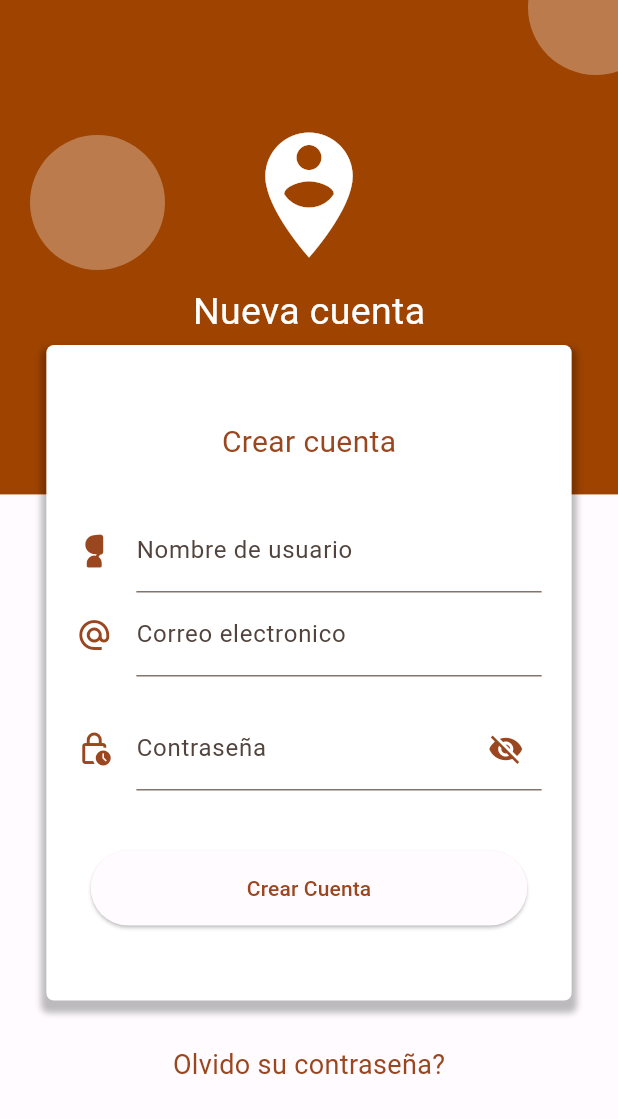
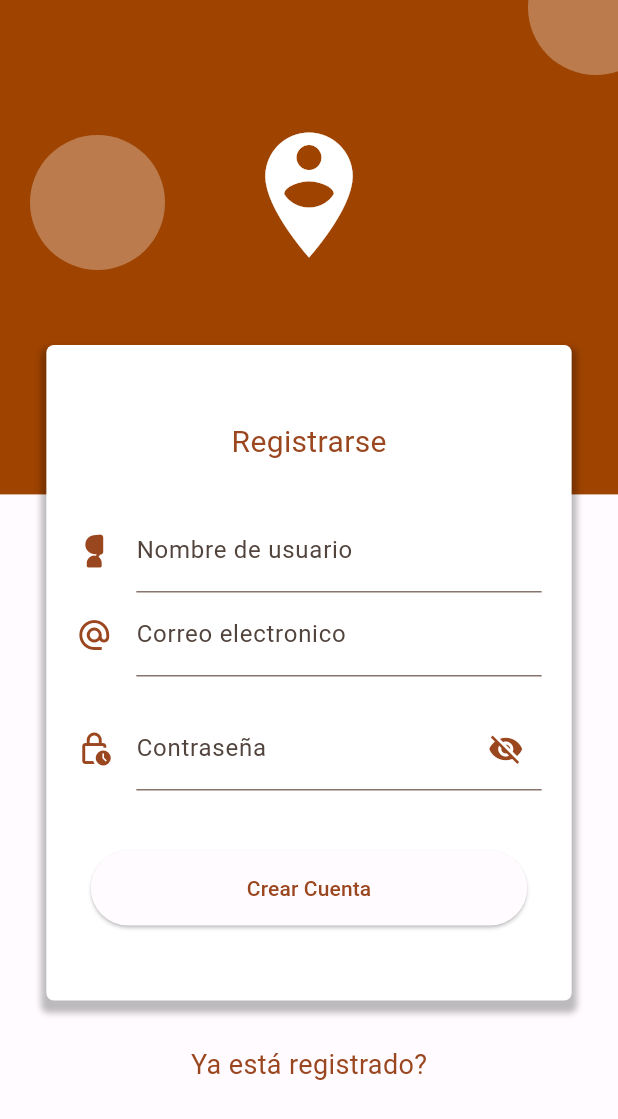
Before and after one commit to henryglez02/el-taco-loco-app, a Flutter app: the CrearCuenta screen opened directly, on a phone screen of 412 x 824 dp. Shown: the top 1119 px of the screen. Run offline on Flutter 3.47's test engine with Material 2 defaults, Android fonts, the phone set to English and light mode, and no system bars; our stand-ins replace shared_preferences; accounts and stored records are empty.

Commit message:
cambios en la sintaxis

```diff
--- a/lib/ui/bienvenido.dart
+++ b/lib/ui/bienvenido.dart
@@ -43,7 +43,8 @@ class Bienvenido extends StatelessWidget {
                     backgroundColor: lightColorScheme.onTertiary,
                     foregroundColor: lightColorScheme.tertiary,
                     minimumSize: const Size(double.infinity, 60)),
-                child: const Text('Iniciar sesion', style: TextStyle(fontSize: 20)),
+                child: const Text('Iniciar sesión',
+                    style: TextStyle(fontSize: 20)),
               ),
             ),
             Container(
@@ -58,7 +59,7 @@ class Bienvenido extends StatelessWidget {
                     foregroundColor: lightColorScheme.tertiary,
                     minimumSize: const Size(double.infinity, 60)),
                 child: const Text(
-                  'Crear cuenta',
+                  'Registrarse',
                   style: TextStyle(fontSize: 20),
                 ),
               ),
--- a/lib/ui/codigo_verificacion.dart
+++ b/lib/ui/codigo_verificacion.dart
@@ -44,17 +44,24 @@ Widget loginForm(BuildContext context) {
               ]),
           child: Column(
             children: [
-              Text('Verificacion de cuenta', style:
-              TextStyle(fontSize: 20, color: lightColorScheme.tertiary),),
-              const SizedBox(height: 50,),
+              Text(
+                'Verificacion de cuenta',
+                style:
+                    TextStyle(fontSize: 20, color: lightColorScheme.tertiary),
+              ),
+              const SizedBox(
+                height: 50,
+              ),
               pin(),
-              const SizedBox(height: 50,),
+              const SizedBox(
+                height: 50,
+              ),
               botonIngresar(context)
             ],
           ),
         ),
         Text(
-          'Olvido su contraseña?',
+          'No ha recibido el PIN?',
           style: TextStyle(color: lightColorScheme.tertiary, fontSize: 18),
         )
       ],
@@ -72,14 +79,15 @@ Widget pin() {
               Icons.pin,
               color: lightColorScheme.tertiary,
             ),
-            labelText: 'Ingrese el pin'),
+            labelText: 'Ingrese el PIN'),
       ));
 }
 
 Widget botonIngresar(BuildContext context) {
   return ElevatedButton(
     onPressed: () {
-      Navigator.push(context, MaterialPageRoute(builder: (context) => HomePage()));
+      Navigator.push(
+          context, MaterialPageRoute(builder: (context) => HomePage()));
     },
     child: Container(
       padding: EdgeInsets.symmetric(horizontal: 80, vertical: 15.0),
--- a/lib/ui/crear_cuenta.dart
+++ b/lib/ui/crear_cuenta.dart
@@ -44,12 +44,19 @@ Widget loginForm(BuildContext context) {
               ]),
           child: Column(
             children: [
-              Text('Crear cuenta', style:
-              TextStyle(fontSize: 20, color: lightColorScheme.tertiary),),
-              const SizedBox(height: 30,),
+              Text(
+                'Registrarse',
+                style:
+                    TextStyle(fontSize: 20, color: lightColorScheme.tertiary),
+              ),
+              const SizedBox(
+                height: 30,
+              ),
               nombre(),
               email(),
-              const SizedBox(height: 20,),
+              const SizedBox(
+                height: 20,
+              ),
               PasswordField(),
               const SizedBox(height: 40),
               botonIngresar(context),
@@ -57,7 +64,7 @@ Widget loginForm(BuildContext context) {
           ),
         ),
         Text(
-          'Olvido su contraseña?',
+          'Ya está registrado?',
           style: TextStyle(color: lightColorScheme.tertiary, fontSize: 18),
         )
       ],
@@ -97,6 +104,7 @@ class PasswordField extends StatefulWidget {
   @override
   _PasswordFieldState createState() => _PasswordFieldState();
 }
+
 class _PasswordFieldState extends State<PasswordField> {
   bool _hidePassword = true;
 
@@ -114,7 +122,7 @@ class _PasswordFieldState extends State<PasswordField> {
           ),
           labelText: 'Contraseña',
           suffixIcon: IconButton(
-            color:lightColorScheme.tertiary,
+            color: lightColorScheme.tertiary,
             onPressed: () {
               setState(() {
                 _hidePassword = !_hidePassword;
@@ -133,7 +141,8 @@ class _PasswordFieldState extends State<PasswordField> {
 Widget botonIngresar(BuildContext context) {
   return ElevatedButton(
     onPressed: () {
-      Navigator.push(context, MaterialPageRoute(builder: (context) => CodigoConfirmacion()));
+      Navigator.push(context,
+          MaterialPageRoute(builder: (context) => CodigoConfirmacion()));
     },
     child: Container(
       padding: EdgeInsets.symmetric(horizontal: 80, vertical: 15.0),
@@ -182,10 +191,6 @@ Widget crearFondo(BuildContext context) {
               height: 10.0,
               width: double.infinity,
             ),
-            Text(
-              'Nueva cuenta',
-              style: TextStyle(color: Colors.white, fontSize: 25),
-            )
           ],
         ),
       )
```
Also changed, not shown: lib/platform/shared_preference_login.dart (+18 -0 lines), lib/ui/log_in.dart (+4 -7 lines), pubspec.lock, 1 other file. Lines whose indentation alone changed are shown as unchanged.
